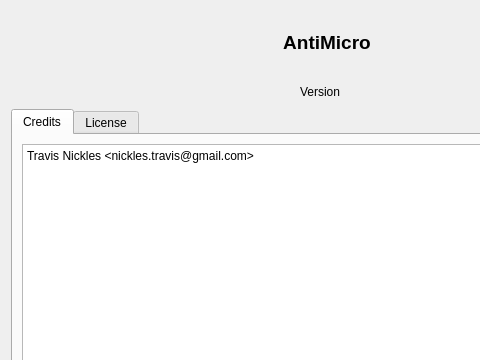
The window that aboutdialog.ui (AntiMicroX/antimicrox) describes before a commit, drawn with Qt 5; both pictures show x 0 to 480 and y 0 to 360 of the 640 by 480 pixel window.
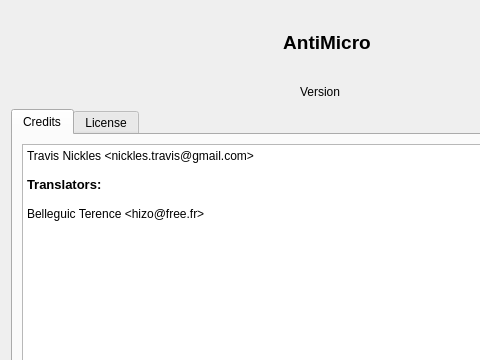
The same window after the commit. Icons and pictures are not drawn.

What changed in the file:
```diff
--- a/aboutdialog.ui
+++ b/aboutdialog.ui
@@ -130,7 +130,10 @@
 p, li { white-space: pre-wrap; }
 &lt;/style&gt;&lt;/head&gt;&lt;body style=&quot; font-family:'DejaVu Sans'; font-size:10pt; font-weight:400; font-style:normal;&quot;&gt;
 &lt;p style=&quot; margin-top:0px; margin-bottom:0px; margin-left:0px; margin-right:0px; -qt-block-indent:0; text-indent:0px;&quot;&gt;&lt;span style=&quot; font-family:'Sans Serif'; font-size:9pt;&quot;&gt;Travis Nickles &amp;lt;nickles.travis@gmail.com&amp;gt;&lt;/span&gt;&lt;/p&gt;
-&lt;p style=&quot;-qt-paragraph-type:empty; margin-top:0px; margin-bottom:0px; margin-left:0px; margin-right:0px; -qt-block-indent:0; text-indent:0px; font-family:'Sans Serif'; font-size:9pt;&quot;&gt;&lt;br /&gt;&lt;/p&gt;&lt;/body&gt;&lt;/html&gt;</string>
+&lt;p style=&quot;-qt-paragraph-type:empty; margin-top:0px; margin-bottom:0px; margin-left:0px; margin-right:0px; -qt-block-indent:0; text-indent:0px; font-family:'Sans Serif'; font-size:9pt;&quot;&gt;&lt;br /&gt;&lt;/p&gt;
+&lt;p style=&quot; margin-top:0px; margin-bottom:0px; margin-left:0px; margin-right:0px; -qt-block-indent:0; text-indent:0px;&quot;&gt;&lt;span style=&quot; font-family:'Sans Serif'; font-weight:600;&quot;&gt;Translators:&lt;/span&gt;&lt;/p&gt;
+&lt;p style=&quot;-qt-paragraph-type:empty; margin-top:0px; margin-bottom:0px; margin-left:0px; margin-right:0px; -qt-block-indent:0; text-indent:0px; font-family:'Sans Serif'; font-weight:600;&quot;&gt;&lt;br /&gt;&lt;/p&gt;
+&lt;p style=&quot; margin-top:0px; margin-bottom:0px; margin-left:0px; margin-right:0px; -qt-block-indent:0; text-indent:0px;&quot;&gt;&lt;span style=&quot; font-size:9pt;&quot;&gt;Belleguic Terence &amp;lt;hizo@free.fr&amp;gt;&lt;/span&gt;&lt;/p&gt;&lt;/body&gt;&lt;/html&gt;</string>
          </property>
          <property name="openExternalLinks">
           <bool>true</bool>
```
